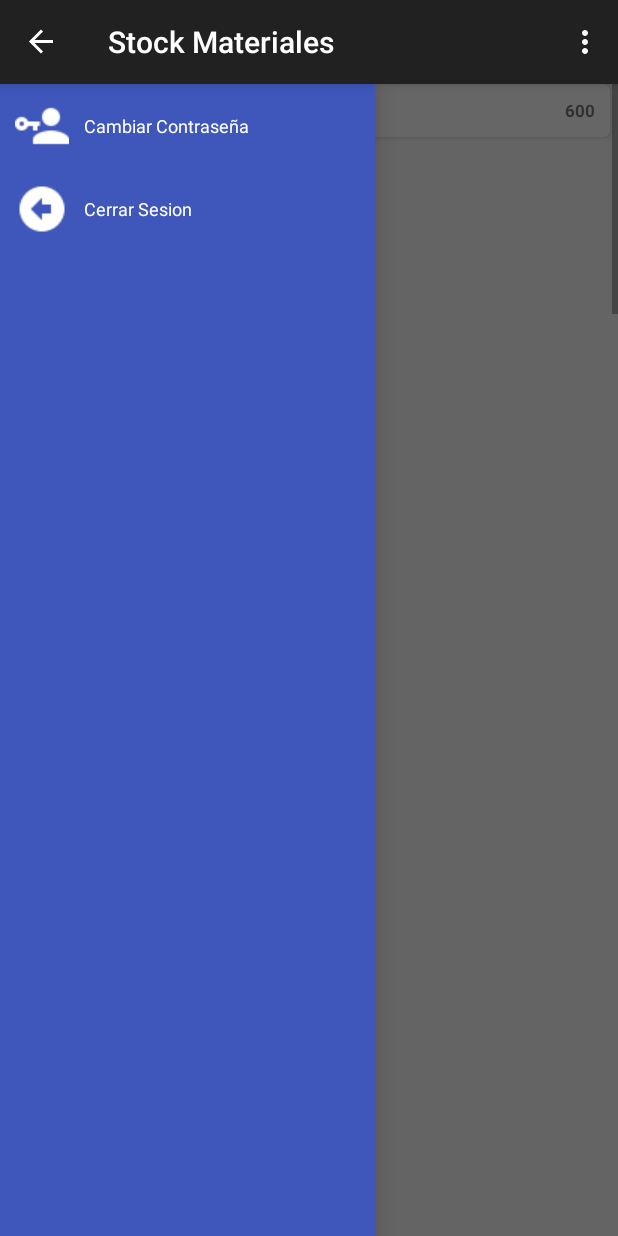
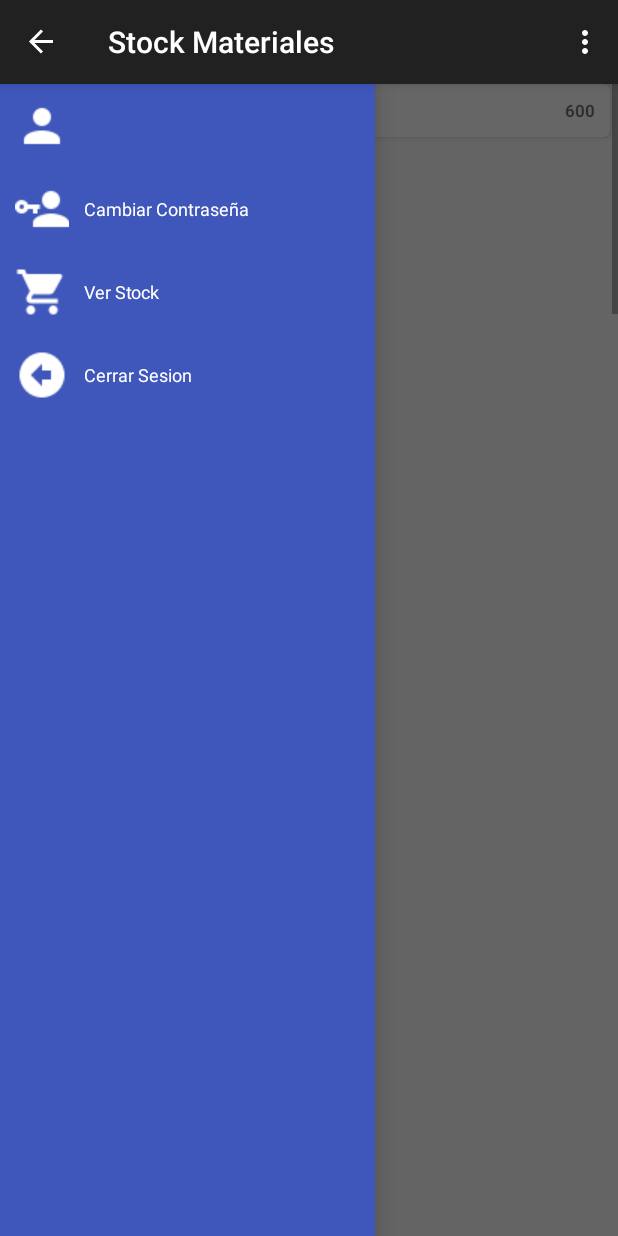
Before and after one commit to AndroidSoftDel/Grupo3, an Android app: the StockUsuarioActivity screen opened directly, with no data from a screen before it, with the side drawer open, on a phone screen of 412 x 824 dp. Run offline under Robolectric (Android 15) with nearby library versions, the phone set to English and light mode, and no system bars.

Commit message:
Merge branch 'master' of https://github.com/AndroidSoftDel/Grupo3
# Conflicts:
#	app/src/main/AndroidManifest.xml
#	app/src/main/java/com/example/javierhuinocana/grupo03_cibertec/ListaOrdenesActivity.java
#	app/src/main/java/com/example/javierhuinocana/grupo03_cibertec/StockUsuarioActivity.java

```diff
--- a/app/src/main/java/com/example/javierhuinocana/grupo03_cibertec/StockUsuarioActivity.java
+++ b/app/src/main/java/com/example/javierhuinocana/grupo03_cibertec/StockUsuarioActivity.java
@@ -55,10 +55,12 @@ public class StockUsuarioActivity extends AppCompatActivity implements RVStockUs
         rvStockUsuarioAdapter = new RVStockUsuarioAdapter(StockUsuarioActivity.this);
         rvStock.setAdapter(rvStockUsuarioAdapter);
 
-        ObjectDrawerItem[] drawerItem = new ObjectDrawerItem[2];
-
-        drawerItem[0] = new ObjectDrawerItem(R.drawable.change_password_white, "Cambiar Contraseña");
-        drawerItem[1] = new ObjectDrawerItem(R.drawable.close_white, "Cerrar Sesion");
+        SharedPreferences preferences = getSharedPreferences("Usuario", Context.MODE_PRIVATE);
+        ObjectDrawerItem[] drawerItem = new ObjectDrawerItem[4];
+        drawerItem[0] = new ObjectDrawerItem(R.drawable.user_white, preferences.getString("nombreUsuario", "").toString());
+        drawerItem[1] = new ObjectDrawerItem(R.drawable.change_password_white, "Cambiar Contraseña");
+        drawerItem[2] = new ObjectDrawerItem(R.drawable.stock_white , "Ver Stock");
+        drawerItem[3] = new ObjectDrawerItem(R.drawable.close_white, "Cerrar Sesion");
 
         mNavigationDrawerItemTitles = getResources().getStringArray(R.array.navigation_drawer_items_array);
         mDrawerList = (ListView) findViewById(R.id.left_drawer);
@@ -96,21 +98,25 @@ public class StockUsuarioActivity extends AppCompatActivity implements RVStockUs
             Intent intent;
             switch (position) {
                 case 0:
-                    intent = new Intent(StockUsuarioActivity.this, CambioContrasenaActivity.class);
-                    startActivity(intent);
-                    dlmenustock.closeDrawers();
+                   //NOMBRE DEL USUARIO
                     break;
                 case 1:
                     //Intent intent = new Intent(Intent.ACTION_MAIN);
                     //intent.addCategory(Intent.CATEGORY_HOME);
                     //intent.setFlags(Intent.FLAG_ACTIVITY_NEW_TASK);
+                    intent = new Intent(StockUsuarioActivity.this, CambioContrasenaActivity.class);
+                    startActivity(intent);
+                    finish();
+                    dlmenustock.closeDrawers();
+                    break;
+                case 2:
+                    //STOCKUSUARIO
+                    //dlmenustock.closeDrawers();
+                    break;
+                case 3:
                     new AlertDialog.Builder(StockUsuarioActivity.this).setTitle("Cerrar Sesion").setMessage("¿Desea cerrar sesion?")
                             .setNegativeButton("Cancelar", alertCancelOnClickListener).setPositiveButton("Aceptar", alertAcceptOnClickListener)
                             .setCancelable(false).show();
-
-                    dlmenustock.closeDrawers();
-                    break;
-                case 2:
                     dlmenustock.closeDrawers();
                     break;
                 default:
```
